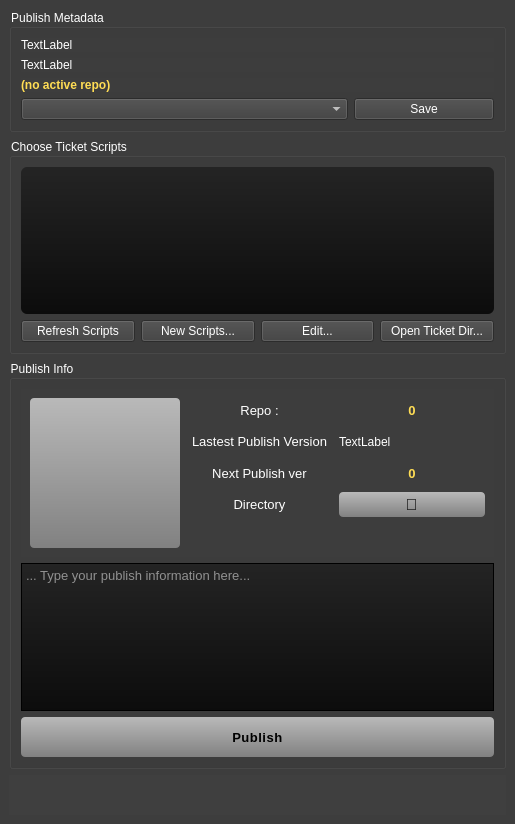
This is maya-scripts/MayaPublisher/ui.ui in tonmaiart/MayaPublisher as Qt 5 draws it before an edit. The edited form follows.
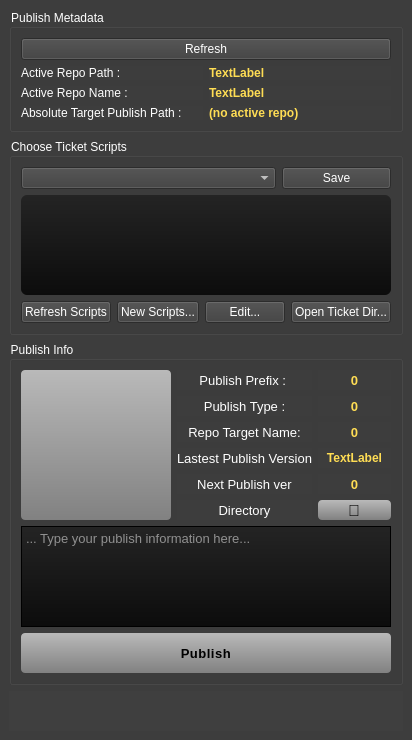
This is the edited form.

The edit to the form file:
```diff
--- a/maya-scripts/MayaPublisher/ui.ui
+++ b/maya-scripts/MayaPublisher/ui.ui
@@ -6,8 +6,8 @@
    <rect>
     <x>0</x>
     <y>0</y>
-    <width>515</width>
-    <height>824</height>
+    <width>406</width>
+    <height>740</height>
    </rect>
   </property>
   <property name="font">
@@ -23,7 +23,7 @@
    <string notr="true">background-color:rgb(61, 61, 61)</string>
   </property>
   <widget class="QWidget" name="centralwidget">
-   <layout class="QGridLayout" name="gridLayout">
+   <layout class="QGridLayout" name="gridLayout_3">
     <item row="0" column="0">
      <widget class="QGroupBox" name="groupBox_destination">
       <property name="font">
@@ -39,23 +39,71 @@
        <string>Publish Metadata</string>
       </property>
       <layout class="QGridLayout" name="gridLayout_dest">
+       <item row="0" column="0">
+        <widget class="QPushButton" name="pushButton_refresh">
+         <property name="text">
+          <string>Refresh</string>
+         </property>
+        </widget>
+       </item>
        <item row="1" column="0">
-        <layout class="QVBoxLayout" name="verticalLayout_2">
-         <item>
+        <layout class="QGridLayout" name="gridLayout">
+         <item row="0" column="0">
+          <widget class="QLabel" name="label">
+           <property name="text">
+            <string>Active Repo Path : </string>
+           </property>
+          </widget>
+         </item>
+         <item row="1" column="1">
           <widget class="QLabel" name="label_active_repo_path">
+           <property name="font">
+            <font>
+             <pointsize>9</pointsize>
+             <weight>75</weight>
+             <bold>true</bold>
+            </font>
+           </property>
+           <property name="styleSheet">
+            <string notr="true">color:rgb(255, 221, 84)</string>
+           </property>
            <property name="text">
             <string>TextLabel</string>
            </property>
           </widget>
          </item>
-         <item>
+         <item row="0" column="1">
           <widget class="QLabel" name="label_active_repo_name">
+           <property name="font">
+            <font>
+             <pointsize>9</pointsize>
+             <weight>75</weight>
+             <bold>true</bold>
+            </font>
+           </property>
+           <property name="styleSheet">
+            <string notr="true">color:rgb(255, 221, 84)</string>
+           </property>
            <property name="text">
             <string>TextLabel</string>
            </property>
           </widget>
          </item>
-         <item>
+         <item row="1" column="0">
+          <widget class="QLabel" name="label_2">
+           <property name="text">
+            <string>Active Repo Name :</string>
+           </property>
+          </widget>
+         </item>
+         <item row="2" column="0">
+          <widget class="QLabel" name="label_3">
+           <property name="text">
+            <string>Absolute Target Publish Path : </string>
+           </property>
+          </widget>
+         </item>
+         <item row="2" column="1">
           <widget class="QLabel" name="label_publish_root">
            <property name="font">
             <font>
@@ -75,20 +123,6 @@
            </property>
           </widget>
          </item>
-         <item>
-          <layout class="QHBoxLayout" name="horizontalLayout_3" stretch="7,3">
-           <item>
-            <widget class="QComboBox" name="comboBox_tickets_catagory"/>
-           </item>
-           <item>
-            <widget class="QPushButton" name="pushButton_catagory_config">
-             <property name="text">
-              <string>Save</string>
-             </property>
-            </widget>
-           </item>
-          </layout>
-         </item>
         </layout>
        </item>
       </layout>
@@ -109,7 +143,39 @@
        <string>Choose Ticket Scripts</string>
       </property>
       <layout class="QGridLayout" name="gridLayout_2">
-       <item row="0" column="0">
+       <item row="2" column="0">
+        <layout class="QHBoxLayout" name="horizontalLayout_2">
+         <item>
+          <widget class="QPushButton" name="pushButton_RefreshScripts">
+           <property name="text">
+            <string>Refresh Scripts</string>
+           </property>
+          </widget>
+         </item>
+         <item>
+          <widget class="QPushButton" name="pushButton_create_ticket_scripts">
+           <property name="text">
+            <string>New Scripts...</string>
+           </property>
+          </widget>
+         </item>
+         <item>
+          <widget class="QPushButton" name="pushButton_edit_selected_script">
+           <property name="text">
+            <string>Edit...</string>
+           </property>
+          </widget>
+         </item>
+         <item>
+          <widget class="QPushButton" name="pushButton_open_ticket_dir">
+           <property name="text">
+            <string>Open Ticket Dir...</string>
+           </property>
+          </widget>
+         </item>
+        </layout>
+       </item>
+       <item row="1" column="0">
         <widget class="QListWidget" name="listWidget_ticket">
          <property name="minimumSize">
           <size>
@@ -139,33 +205,15 @@
          </property>
         </widget>
        </item>
-       <item row="1" column="0">
-        <layout class="QHBoxLayout" name="horizontalLayout_2">
+       <item row="0" column="0">
+        <layout class="QHBoxLayout" name="horizontalLayout_3" stretch="7,3">
          <item>
-          <widget class="QPushButton" name="pushButton_RefreshScripts">
-           <property name="text">
-            <string>Refresh Scripts</string>
-           </property>
-          </widget>
+          <widget class="QComboBox" name="comboBox_tickets_catagory"/>
          </item>
          <item>
-          <widget class="QPushButton" name="pushButton_create_ticket_scripts">
+          <widget class="QPushButton" name="pushButton_catagory_config">
            <property name="text">
-            <string>New Scripts...</string>
-           </property>
-          </widget>
-         </item>
-         <item>
-          <widget class="QPushButton" name="pushButton_edit_selected_script">
-           <property name="text">
-            <string>Edit...</string>
-           </property>
-          </widget>
-         </item>
-         <item>
-          <widget class="QPushButton" name="pushButton_open_ticket_dir">
-           <property name="text">
-            <string>Open Ticket Dir...</string>
+            <string>Save</string>
            </property>
           </widget>
          </item>
@@ -190,69 +238,8 @@
       </property>
       <layout class="QGridLayout" name="gridLayout_7">
        <item row="0" column="0">
-        <widget class="QWidget" name="widget" native="true">
-         <layout class="QGridLayout" name="gridLayout_3">
-          <item row="3" column="1">
-           <widget class="QLabel" name="label_version_current_7">
-            <property name="font">
-             <font>
-              <pointsize>10</pointsize>
-              <weight>50</weight>
-              <bold>false</bold>
-             </font>
-            </property>
-            <property name="styleSheet">
-             <string notr="true">color:white</string>
-            </property>
-            <property name="text">
-             <string>Directory</string>
-            </property>
-            <property name="alignment">
-             <set>Qt::AlignCenter</set>
-            </property>
-           </widget>
-          </item>
-          <item row="2" column="1">
-           <widget class="QLabel" name="label_version_current_3">
-            <property name="font">
-             <font>
-              <pointsize>10</pointsize>
-              <weight>50</weight>
-              <bold>false</bold>
-             </font>
-            </property>
-            <property name="styleSheet">
-             <string notr="true">color:white</string>
-            </property>
-            <property name="text">
-             <string>Next Publish ver</string>
-            </property>
-            <property name="alignment">
-             <set>Qt::AlignCenter</set>
-            </property>
-           </widget>
-          </item>
-          <item row="0" column="2">
-           <widget class="QLabel" name="label_repo_target_name">
-            <property name="font">
-             <font>
-              <pointsize>10</pointsize>
-              <weight>75</weight>
-              <bold>true</bold>
-             </font>
-            </property>
-            <property name="styleSheet">
-             <string notr="true">color:rgb(255, 221, 84)</string>
-            </property>
-            <property name="text">
-             <string>0</string>
-            </property>
-            <property name="alignment">
-             <set>Qt::AlignCenter</set>
-            </property>
-           </widget>
-          </item>
-          <item row="0" column="0" rowspan="5">
+        <layout class="QHBoxLayout" name="horizontalLayout">
+         <item>
            <widget class="QPushButton" name="pushButton_take_a_snapshot">
             <property name="minimumSize">
              <size>
@@ -298,8 +285,10 @@
             </property>
            </widget>
           </item>
-          <item row="0" column="1">
-           <widget class="QLabel" name="label_version_current_4">
+         <item>
+          <layout class="QGridLayout" name="gridLayout_4">
+           <item row="1" column="0">
+            <widget class="QLabel" name="label_version_current_8">
             <property name="font">
              <font>
               <pointsize>10</pointsize>
@@ -311,34 +300,14 @@
              <string notr="true">color:white</string>
             </property>
             <property name="text">
-             <string>Repo :</string>
+              <string>Publish Type :</string>
             </property>
             <property name="alignment">
              <set>Qt::AlignCenter</set>
             </property>
            </widget>
           </item>
-          <item row="2" column="2">
-           <widget class="QLabel" name="label_next_publish_version">
-            <property name="font">
-             <font>
-              <pointsize>10</pointsize>
-              <weight>75</weight>
-              <bold>true</bold>
-             </font>
-            </property>
-            <property name="styleSheet">
-             <string notr="true">color:rgb(255, 221, 84)</string>
-            </property>
-            <property name="text">
-             <string>0</string>
-            </property>
-            <property name="alignment">
-             <set>Qt::AlignCenter</set>
-            </property>
-           </widget>
-          </item>
-          <item row="3" column="2">
+           <item row="5" column="1">
            <widget class="QPushButton" name="pushButton_open_dir">
             <property name="sizePolicy">
              <sizepolicy hsizetype="Minimum" vsizetype="Minimum">
@@ -378,7 +347,167 @@
             </property>
            </widget>
           </item>
+           <item row="3" column="1">
+            <widget class="QLabel" name="label_lastest_publish_version">
+             <property name="font">
+              <font>
+               <pointsize>9</pointsize>
+               <weight>75</weight>
+               <bold>true</bold>
+              </font>
+             </property>
+             <property name="styleSheet">
+              <string notr="true">color:rgb(255, 221, 84)</string>
+             </property>
+             <property name="text">
+              <string>TextLabel</string>
+             </property>
+             <property name="alignment">
+              <set>Qt::AlignCenter</set>
+             </property>
+            </widget>
+           </item>
           <item row="1" column="1">
+            <widget class="QLabel" name="label_publish_script_name">
+             <property name="font">
+              <font>
+               <pointsize>10</pointsize>
+               <weight>75</weight>
+               <bold>true</bold>
+              </font>
+             </property>
+             <property name="styleSheet">
+              <string notr="true">color:rgb(255, 221, 84)</string>
+             </property>
+             <property name="text">
+              <string>0</string>
+             </property>
+             <property name="alignment">
+              <set>Qt::AlignCenter</set>
+             </property>
+            </widget>
+           </item>
+           <item row="4" column="0">
+            <widget class="QLabel" name="label_version_current_3">
+             <property name="font">
+              <font>
+               <pointsize>10</pointsize>
+               <weight>50</weight>
+               <bold>false</bold>
+              </font>
+             </property>
+             <property name="styleSheet">
+              <string notr="true">color:white</string>
+             </property>
+             <property name="text">
+              <string>Next Publish ver</string>
+             </property>
+             <property name="alignment">
+              <set>Qt::AlignCenter</set>
+             </property>
+            </widget>
+           </item>
+           <item row="5" column="0">
+            <widget class="QLabel" name="label_version_current_7">
+             <property name="font">
+              <font>
+               <pointsize>10</pointsize>
+               <weight>50</weight>
+               <bold>false</bold>
+              </font>
+             </property>
+             <property name="styleSheet">
+              <string notr="true">color:white</string>
+             </property>
+             <property name="text">
+              <string>Directory</string>
+             </property>
+             <property name="alignment">
+              <set>Qt::AlignCenter</set>
+             </property>
+            </widget>
+           </item>
+           <item row="4" column="1">
+            <widget class="QLabel" name="label_next_publish_version">
+             <property name="font">
+              <font>
+               <pointsize>10</pointsize>
+               <weight>75</weight>
+               <bold>true</bold>
+              </font>
+             </property>
+             <property name="styleSheet">
+              <string notr="true">color:rgb(255, 221, 84)</string>
+             </property>
+             <property name="text">
+              <string>0</string>
+             </property>
+             <property name="alignment">
+              <set>Qt::AlignCenter</set>
+             </property>
+            </widget>
+           </item>
+           <item row="2" column="0">
+            <widget class="QLabel" name="label_version_current_4">
+             <property name="font">
+              <font>
+               <pointsize>10</pointsize>
+               <weight>50</weight>
+               <bold>false</bold>
+              </font>
+             </property>
+             <property name="styleSheet">
+              <string notr="true">color:white</string>
+             </property>
+             <property name="text">
+              <string>Repo Target Name:</string>
+             </property>
+             <property name="alignment">
+              <set>Qt::AlignCenter</set>
+             </property>
+            </widget>
+           </item>
+           <item row="0" column="1">
+            <widget class="QLabel" name="label_publish_prefix">
+             <property name="font">
+              <font>
+               <pointsize>10</pointsize>
+               <weight>75</weight>
+               <bold>true</bold>
+              </font>
+             </property>
+             <property name="styleSheet">
+              <string notr="true">color:rgb(255, 221, 84)</string>
+             </property>
+             <property name="text">
+              <string>0</string>
+             </property>
+             <property name="alignment">
+              <set>Qt::AlignCenter</set>
+             </property>
+            </widget>
+           </item>
+           <item row="2" column="1">
+            <widget class="QLabel" name="label_repo_target_name">
+             <property name="font">
+              <font>
+               <pointsize>10</pointsize>
+               <weight>75</weight>
+               <bold>true</bold>
+              </font>
+             </property>
+             <property name="styleSheet">
+              <string notr="true">color:rgb(255, 221, 84)</string>
+             </property>
+             <property name="text">
+              <string>0</string>
+             </property>
+             <property name="alignment">
+              <set>Qt::AlignCenter</set>
+             </property>
+            </widget>
+           </item>
+           <item row="3" column="0">
            <widget class="QLabel" name="label_version_current_5">
             <property name="font">
              <font>
@@ -398,15 +527,29 @@
             </property>
            </widget>
           </item>
-          <item row="1" column="2">
-           <widget class="QLabel" name="label_lastest_publish_version">
+           <item row="0" column="0">
+            <widget class="QLabel" name="label_version_current_6">
+             <property name="font">
+              <font>
+               <pointsize>10</pointsize>
+               <weight>50</weight>
+               <bold>false</bold>
+              </font>
+             </property>
+             <property name="styleSheet">
+              <string notr="true">color:white</string>
+             </property>
             <property name="text">
-             <string>TextLabel</string>
-            </property>
+              <string>Publish Prefix : </string>
+             </property>
+             <property name="alignment">
+              <set>Qt::AlignCenter</set>
+             </property>
            </widget>
           </item>
          </layout>
-        </widget>
+         </item>
+        </layout>
        </item>
        <item row="1" column="0">
         <widget class="QTextBrowser" name="textBrowser_publish_info">
```
Lines whose indentation alone changed are shown as unchanged.
